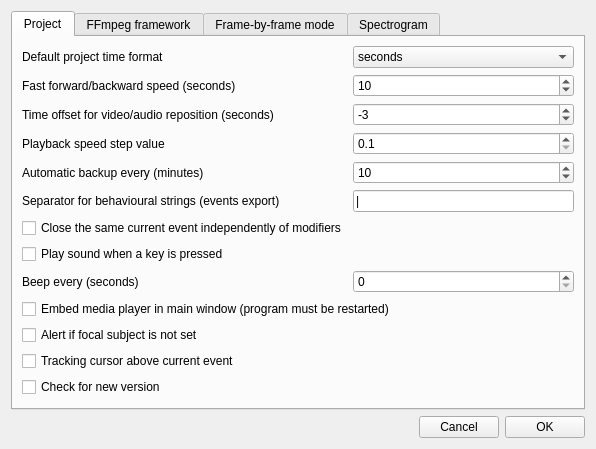
Before: the Qt Designer form preferences.ui in olivierfriard/BORIS, drawn with Qt 5.
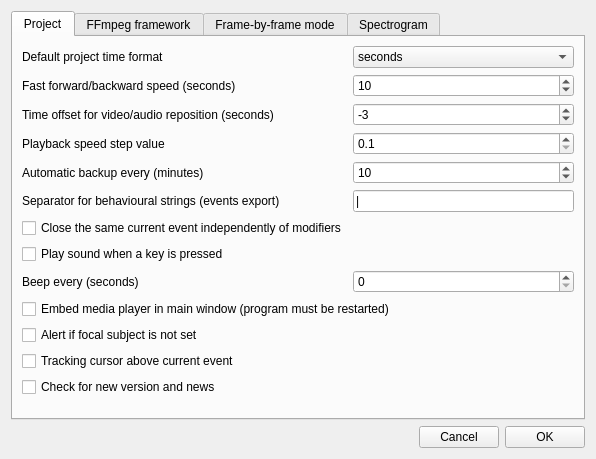
After: the same form once the commit is applied.

Diff of the .ui file:
```diff
--- a/preferences.ui
+++ b/preferences.ui
@@ -10,7 +10,7 @@
     <x>0</x>
     <y>0</y>
     <width>596</width>
-    <height>444</height>
+    <height>459</height>
    </rect>
   </property>
   <property name="windowTitle">
@@ -193,7 +193,7 @@
            <item row="12" column="0">
             <widget class="QCheckBox" name="cbCheckForNewVersion">
              <property name="text">
-              <string>Check for new version</string>
+              <string>Check for new version and news</string>
              </property>
             </widget>
            </item>
```
